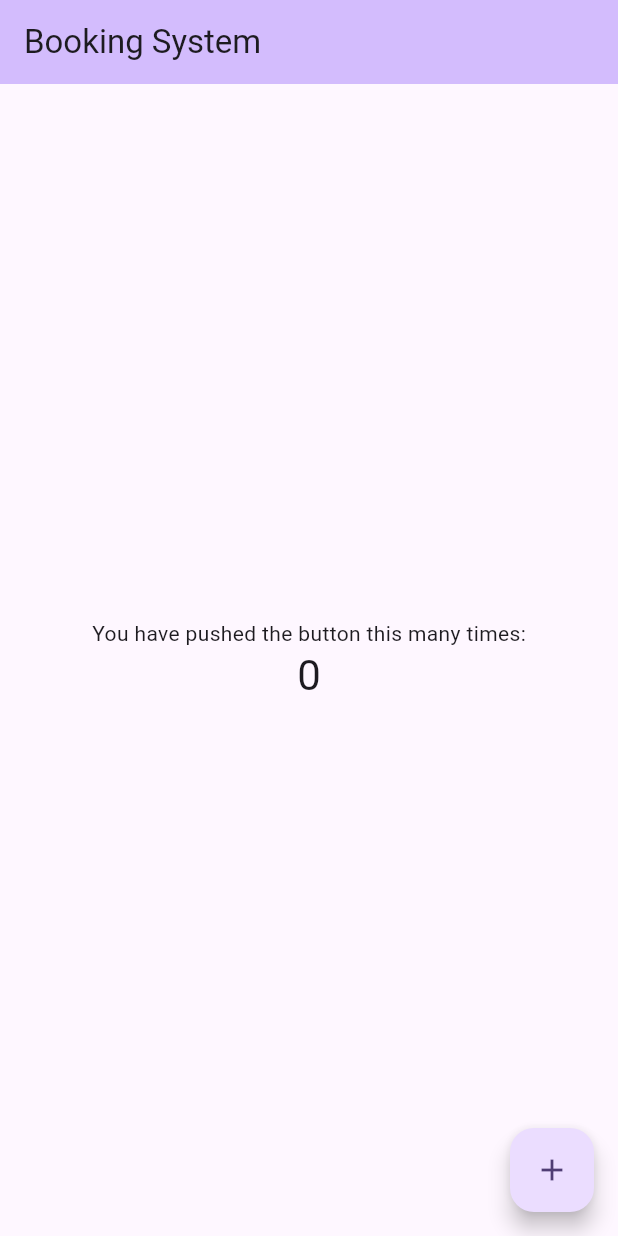
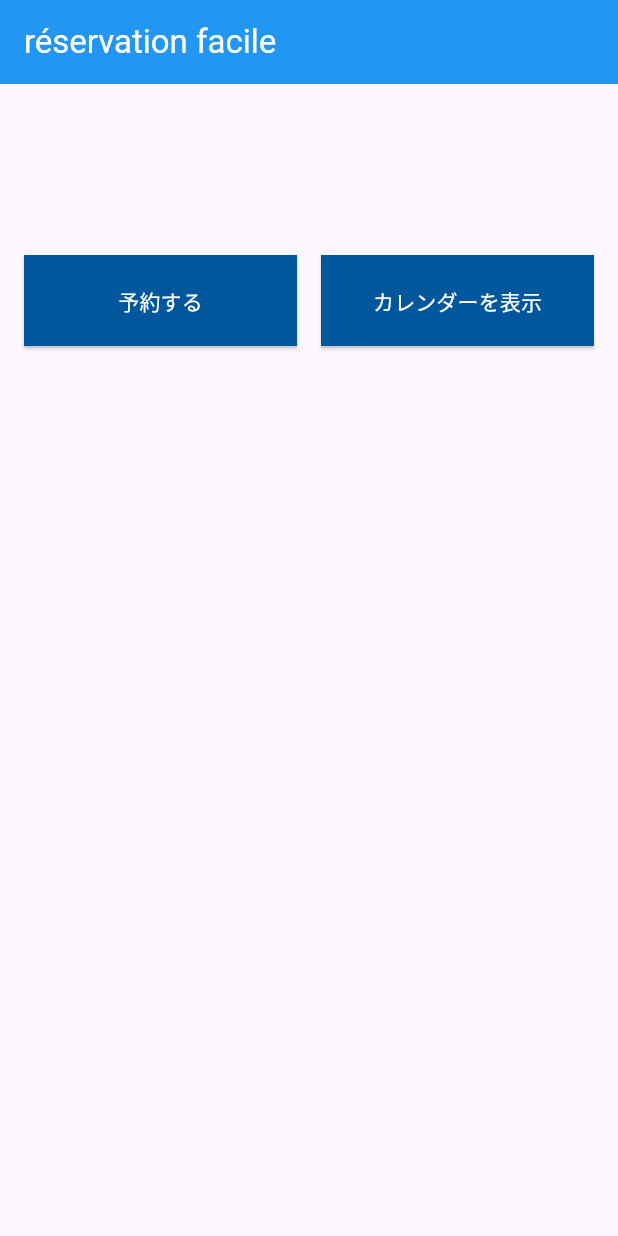
Before and after one commit to ayekyiphyu/flutter_booking, a Flutter app: the screen it shows after launch, on a phone screen of 412 x 824 dp. Run offline on Flutter 3.47's test engine with Material 3 defaults, Android fonts, the phone set to English and light mode, and no system bars.

Commit message:
add:header screen feature

```diff
--- a/lib/main.dart
+++ b/lib/main.dart
@@ -1,4 +1,5 @@
 import 'package:flutter/material.dart';
+import 'package:yoyaku_app/src/screens/home_screen.dart';
 
 void main() {
   runApp(const MyApp());
@@ -7,88 +8,15 @@ void main() {
 class MyApp extends StatelessWidget {
   const MyApp({super.key});
 
-  // This widget is the root of your application.
   @override
   Widget build(BuildContext context) {
     return MaterialApp(
-      title: 'Flutter Demo',
+      title: 'Google Booking Calendar',
+      debugShowCheckedModeBanner: false,
       theme: ThemeData(
         colorScheme: ColorScheme.fromSeed(seedColor: Colors.deepPurple),
       ),
-      home: const MyHomePage(title: 'Booking System'),
+      home: const HomeScreen(),
     );
   }
 }
-
-class MyHomePage extends StatefulWidget {
-  const MyHomePage({super.key, required this.title});
-
-  final String title;
-
-  @override
-  State<MyHomePage> createState() => _MyHomePageState();
-}
-
-class _MyHomePageState extends State<MyHomePage> {
-  int _counter = 0;
-
-  void _incrementCounter() {
-    setState(() {
-
-      _counter++;
-    });
-  }
-
-  @override
-  Widget build(BuildContext context) {
-    // This method is rerun every time setState is called, for instance as done
-    // by the _incrementCounter method above.
-    //
-    // The Flutter framework has been optimized to make rerunning build methods
-    // fast, so that you can just rebuild anything that needs updating rather
-    // than having to individually change instances of widgets.
-    return Scaffold(
-      appBar: AppBar(
-        // TRY THIS: Try changing the color here to a specific color (to
-        // Colors.amber, perhaps?) and trigger a hot reload to see the AppBar
-        // change color while the other colors stay the same.
-        backgroundColor: Theme.of(context).colorScheme.inversePrimary,
-        // Here we take the value from the MyHomePage object that was created by
-        // the App.build method, and use it to set our appbar title.
-        title: Text(widget.title),
-      ),
-      body: Center(
-        // Center is a layout widget. It takes a single child and positions it
-        // in the middle of the parent.
-        child: Column(
-          // Column is also a layout widget. It takes a list of children and
-          // arranges them vertically. By default, it sizes itself to fit its
-          // children horizontally, and tries to be as tall as its parent.
-          //
-          // Column has various properties to control how it sizes itself and
-          // how it positions its children. Here we use mainAxisAlignment to
-          // center the children vertically; the main axis here is the vertical
-          // axis because Columns are vertical (the cross axis would be
-          // horizontal).
-          //
-          // TRY THIS: Invoke "debug painting" (choose the "Toggle Debug Paint"
-          // action in the IDE, or press "p" in the console), to see the
-          // wireframe for each widget.
-          mainAxisAlignment: MainAxisAlignment.center,
-          children: <Widget>[
-            const Text('You have pushed the button this many times:'),
-            Text(
-              '$_counter',
-              style: Theme.of(context).textTheme.headlineMedium,
-            ),
-          ],
-        ),
-      ),
-      floatingActionButton: FloatingActionButton(
-        onPressed: _incrementCounter,
-        tooltip: 'Increment',
-        child: const Icon(Icons.add),
-      ), // This trailing comma makes auto-formatting nicer for build methods.
-    );
-  }
-}
--- /dev/null
+++ b/lib/src/screens/home_screen.dart
@@ -0,0 +1,82 @@
+import 'package:flutter/material.dart';
+
+class HomeScreen extends StatelessWidget {
+  const HomeScreen({super.key});
+
+  @override
+  Widget build(BuildContext context) {
+    return Scaffold(
+      appBar: AppBar(
+        title: const Text(
+          'réservation facile',
+          style: TextStyle(color: Colors.white),
+        ),
+        backgroundColor: Colors.blue, // Change the app bar color
+        centerTitle: false,
+        elevation: 0, // Remove the shadow effect (optional)
+      ),
+      body: Padding(
+        padding: const EdgeInsets.all(16.0),
+        child: Column(
+          crossAxisAlignment: CrossAxisAlignment.start,
+          children: [
+            const SizedBox(height: 16),
+
+            // Top margin and centering the GridView
+            const SizedBox(height: 32), // Adjust margin from the top
+
+            Center(
+              child: Padding(
+                padding: const EdgeInsets.only(top: 50.0), // Top margin
+                child: GridView.count(
+                  crossAxisCount: 2, // Set number of columns
+                  crossAxisSpacing: 16, // Horizontal gap between buttons
+                  mainAxisSpacing: 16, // Vertical gap between buttons
+                  childAspectRatio: 3, // Set button aspect ratio
+                  shrinkWrap: true, // To prevent scrolling within GridView
+                  physics: NeverScrollableScrollPhysics(), // Disable scrolling
+                  children: [
+                    ElevatedButton(
+                      onPressed: () {
+                        // Add your booking action here
+                      },
+                      style: ElevatedButton.styleFrom(
+                        backgroundColor:
+                            Colors
+                                .lightBlue
+                                .shade900, // Custom background color
+                        foregroundColor: Colors.white, // White text color
+                        shape: RoundedRectangleBorder(
+                          borderRadius:
+                              BorderRadius.zero, // Remove border radius
+                        ),
+                      ),
+                      child: const Text('予約する'),
+                    ),
+                    ElevatedButton(
+                      onPressed: () {
+                        // Add calendar navigation action here
+                      },
+                      style: ElevatedButton.styleFrom(
+                        backgroundColor:
+                            Colors
+                                .lightBlue
+                                .shade900, // Custom background color
+                        foregroundColor: Colors.white, // White text color
+                        shape: RoundedRectangleBorder(
+                          borderRadius:
+                              BorderRadius.zero, // Remove border radius
+                        ),
+                      ),
+                      child: const Text('カレンダーを表示'),
+                    ),
+                  ],
+                ),
+              ),
+            ),
+          ],
+        ),
+      ),
+    );
+  }
+}
--- a/pubspec.yaml
+++ b/pubspec.yaml
@@ -34,6 +34,7 @@ dependencies:
   # The following adds the Cupertino Icons font to your application.
   # Use with the CupertinoIcons class for iOS style icons.
   cupertino_icons: ^1.0.8
+  booking_calendar: ^1.1.10
 
 dev_dependencies:
   flutter_test:
```
Also changed, not shown: pubspec.lock.
